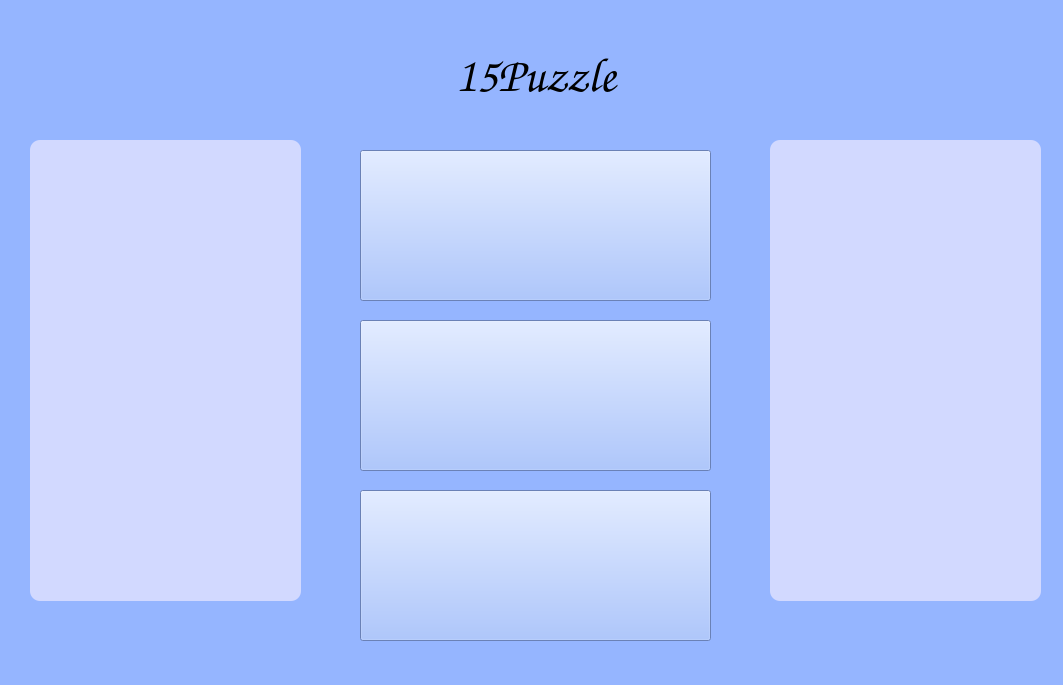
The window that StartScreen.ui (sevaphasol/15Puzzle) describes before a commit, drawn with Qt 5.
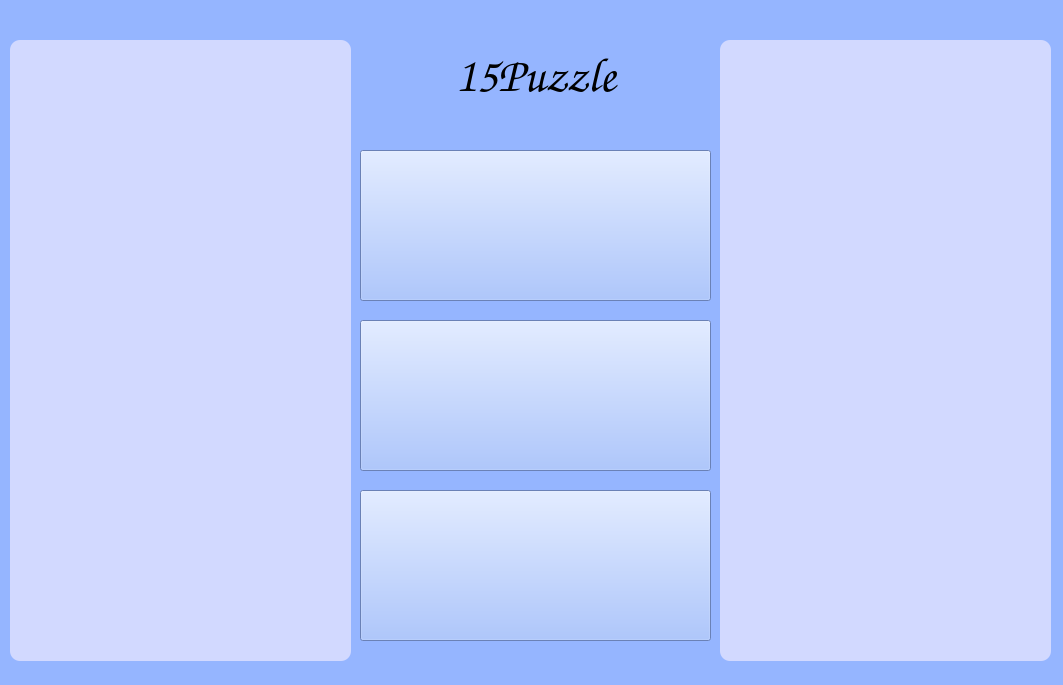
The same window after the commit.

Patch:
```diff
--- a/StartScreen.ui
+++ b/StartScreen.ui
@@ -97,10 +97,10 @@
    <widget class="QLabel" name="label_gif1">
     <property name="geometry">
      <rect>
-      <x>30</x>
-      <y>140</y>
-      <width>271</width>
-      <height>461</height>
+      <x>10</x>
+      <y>40</y>
+      <width>341</width>
+      <height>621</height>
      </rect>
     </property>
     <property name="styleSheet">
@@ -114,10 +114,10 @@
    <widget class="QLabel" name="label_gif2">
     <property name="geometry">
      <rect>
-      <x>770</x>
-      <y>140</y>
-      <width>271</width>
-      <height>461</height>
+      <x>720</x>
+      <y>40</y>
+      <width>331</width>
+      <height>621</height>
      </rect>
     </property>
     <property name="styleSheet">
```
